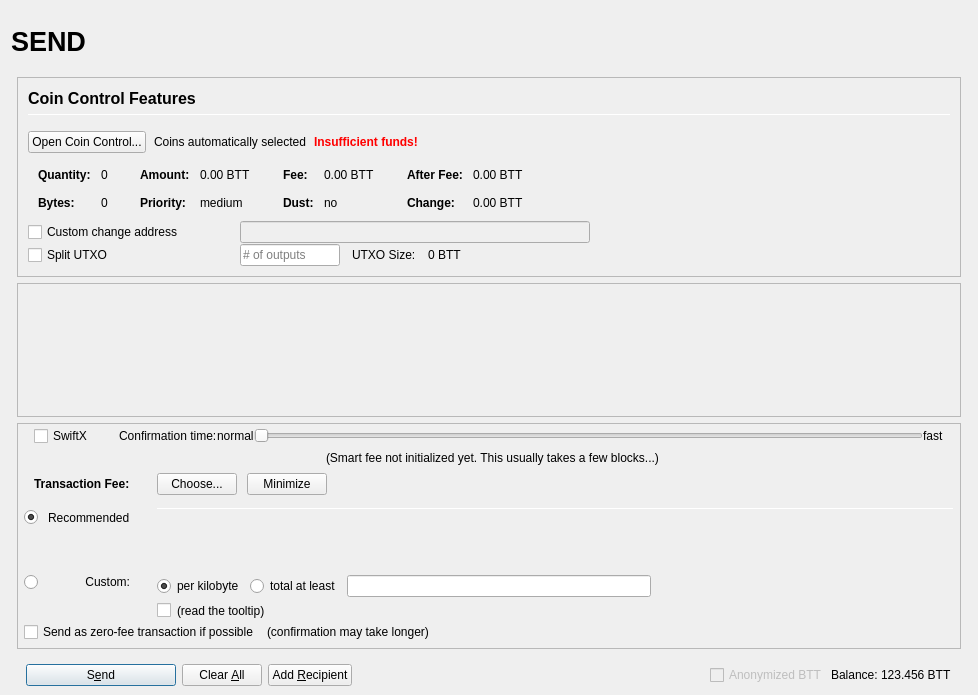
Above: src/qt/forms/sendcoinsdialog.ui from c0de0x/blocs before the change. Below: the same form after it.
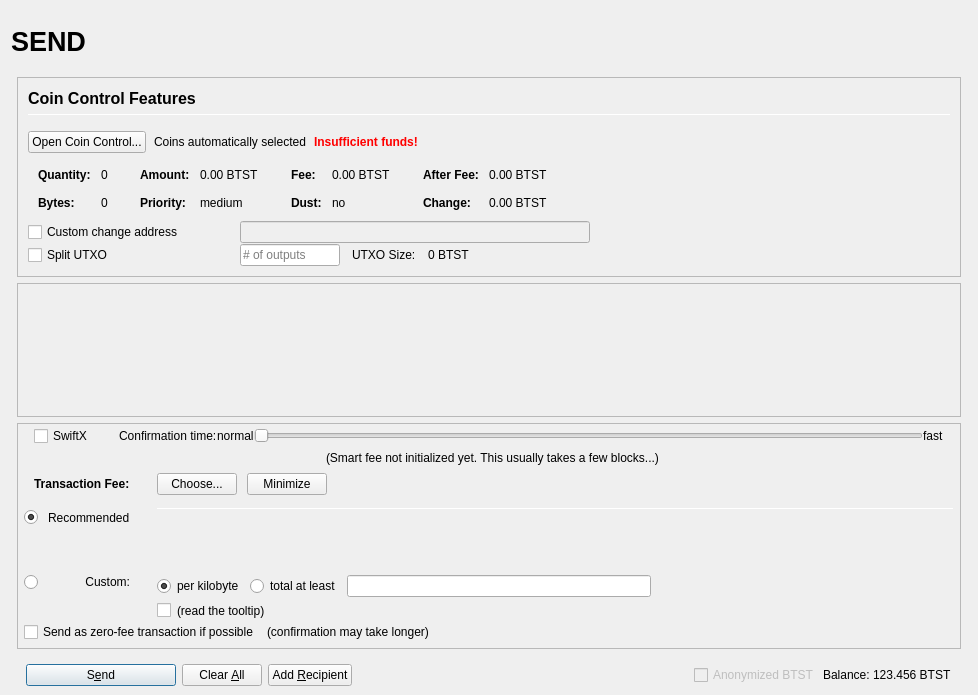
That is the form after the change. Icons and pictures are not drawn. Custom widgets are drawn as their Qt base class.

Commit message: code rebranding BTT->BTST

The edit to the form file:
```diff
--- a/src/qt/forms/sendcoinsdialog.ui
+++ b/src/qt/forms/sendcoinsdialog.ui
@@ -457,7 +457,7 @@
                         <enum>Qt::ActionsContextMenu</enum>
                        </property>
                        <property name="text">
-                        <string notr="true">0.00 BTT</string>
+                        <string notr="true">0.00 BTST</string>
                        </property>
                        <property name="textInteractionFlags">
                         <set>Qt::LinksAccessibleByMouse|Qt::TextSelectableByKeyboard|Qt::TextSelectableByMouse</set>
@@ -537,7 +537,7 @@
                         <enum>Qt::ActionsContextMenu</enum>
                        </property>
                        <property name="text">
-                        <string notr="true">0.00 BTT</string>
+                        <string notr="true">0.00 BTST</string>
                        </property>
                        <property name="textInteractionFlags">
                         <set>Qt::LinksAccessibleByMouse|Qt::TextSelectableByKeyboard|Qt::TextSelectableByMouse</set>
@@ -617,7 +617,7 @@
                         <enum>Qt::ActionsContextMenu</enum>
                        </property>
                        <property name="text">
-                        <string notr="true">0.00 BTT</string>
+                        <string notr="true">0.00 BTST</string>
                        </property>
                        <property name="textInteractionFlags">
                         <set>Qt::LinksAccessibleByMouse|Qt::TextSelectableByKeyboard|Qt::TextSelectableByMouse</set>
@@ -646,7 +646,7 @@
                         <enum>Qt::ActionsContextMenu</enum>
                        </property>
                        <property name="text">
-                        <string notr="true">0.00 BTT</string>
+                        <string notr="true">0.00 BTST</string>
                        </property>
                        <property name="textInteractionFlags">
                         <set>Qt::LinksAccessibleByMouse|Qt::TextSelectableByKeyboard|Qt::TextSelectableByMouse</set>
@@ -813,7 +813,7 @@
                 <item>
                  <widget class="QLabel" name="labelBlockSize">
                   <property name="text">
-                   <string>0 BTT</string>
+                   <string>0 BTST</string>
                   </property>
                  </widget>
                 </item>
@@ -1651,7 +1651,7 @@
                 <bool>false</bool>
                </property>
                <property name="text">
-                <string>Anonymized BTT</string>
+                <string>Anonymized BTST</string>
                </property>
               </widget>
              </item>
@@ -1674,7 +1674,7 @@
                 <cursorShape>IBeamCursor</cursorShape>
                </property>
                <property name="text">
-                <string notr="true">123.456 BTT</string>
+                <string notr="true">123.456 BTST</string>
                </property>
                <property name="textInteractionFlags">
                 <set>Qt::LinksAccessibleByMouse|Qt::TextSelectableByKeyboard|Qt::TextSelectableByMouse</set>
```
Left out of the diff: 8 changed lines with no effect on the pictures. The commit also changes 135 other files.
